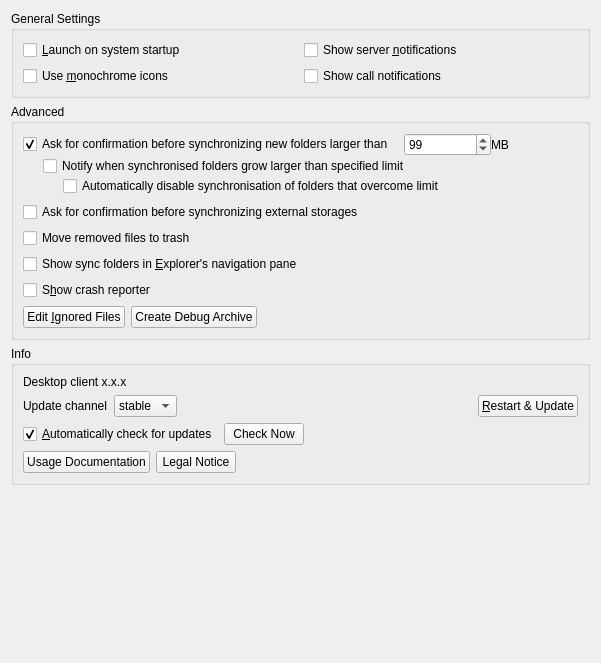
Old version of the form src/gui/generalsettings.ui in the repository nextcloud/desktop.
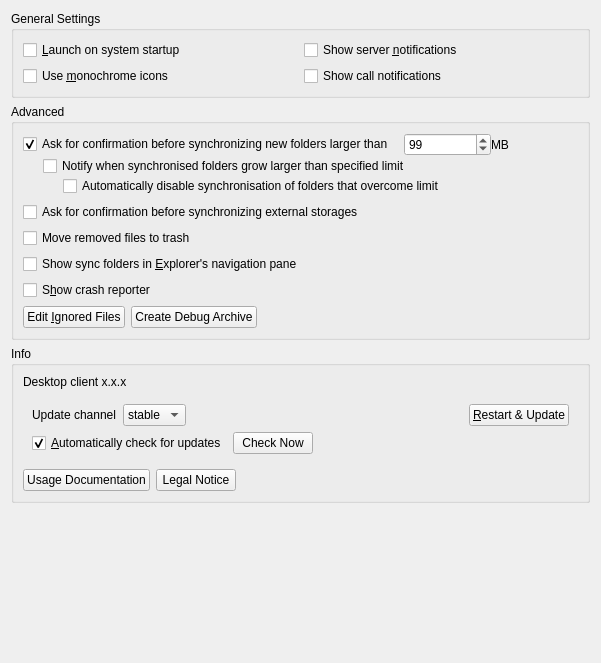
New version of the form.

Commit message: Fix visibility of info buttons and details when updater is disabled in general settings

Diff of the .ui file:
```diff
--- a/src/gui/generalsettings.ui
+++ b/src/gui/generalsettings.ui
@@ -233,21 +233,9 @@
       </item>
       <item>
        <widget class="QFrame" name="updatesContainer">
-        <layout class="QVBoxLayout" name="verticalLayout_5">
-         <property name="leftMargin">
-          <number>0</number>
-         </property>
-         <property name="topMargin">
-          <number>0</number>
-         </property>
-         <property name="rightMargin">
-          <number>0</number>
-         </property>
-         <property name="bottomMargin">
-          <number>0</number>
-         </property>
+        <layout class="QVBoxLayout" name="updatesLayout">
          <item>
-          <layout class="QHBoxLayout" name="horizontalLayout_2">
+          <layout class="QHBoxLayout" name="updatesLayout_1">
            <item>
             <widget class="QLabel" name="updateChannelLabel">
              <property name="sizePolicy">
@@ -310,7 +298,7 @@
           </layout>
          </item>
          <item>
-          <layout class="QHBoxLayout" name="horizontalLayout_7">
+          <layout class="QHBoxLayout" name="updatesLayout_2">
            <item>
             <widget class="QCheckBox" name="autoCheckForUpdatesCheckBox">
              <property name="sizePolicy">
@@ -355,8 +343,11 @@
            </item>
           </layout>
          </item>
+        </layout>
+       </widget>
+      </item>
          <item>
-          <layout class="QHBoxLayout" name="horizontalLayout_6">
+       <layout class="QHBoxLayout" name="infoContainer">
            <item>
             <widget class="QPushButton" name="usageDocumentationButton">
              <property name="text">
@@ -385,9 +376,6 @@
             </spacer>
            </item>
           </layout>
-         </item>
-        </layout>
-       </widget>
       </item>
      </layout>
     </widget>
```
Lines whose indentation alone changed are shown as unchanged.
